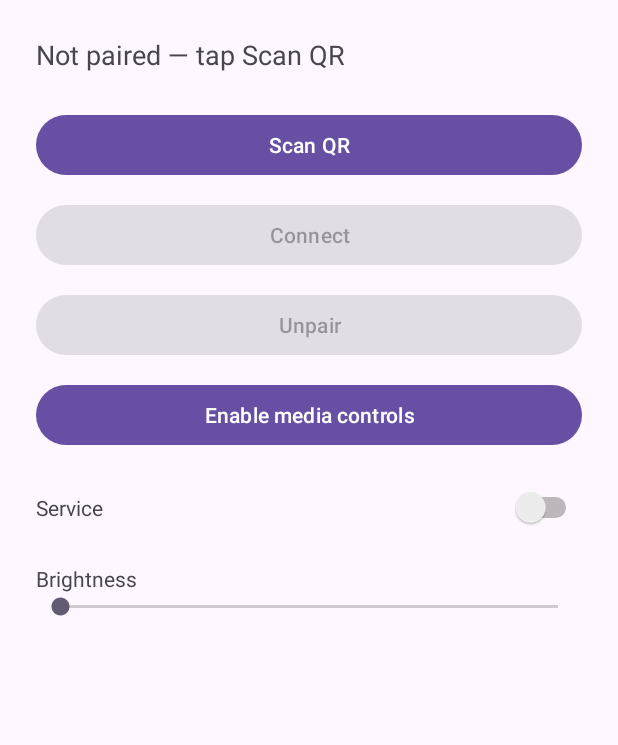
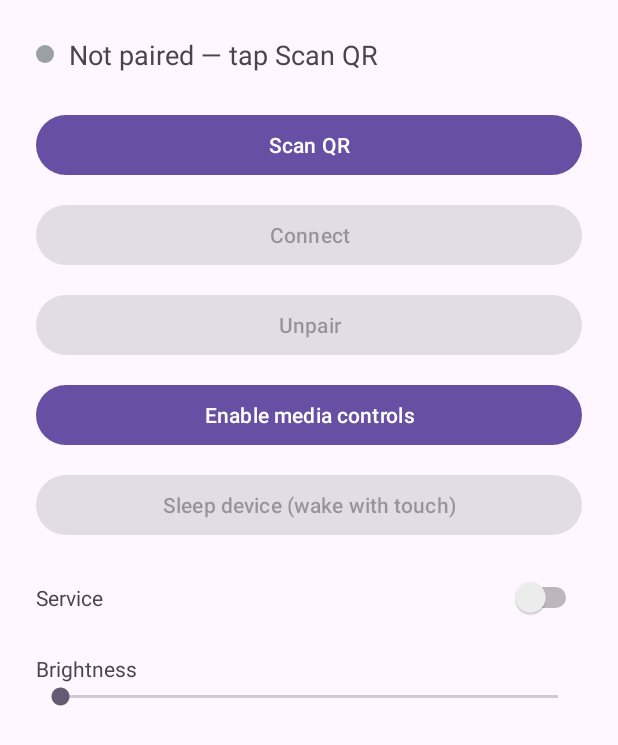
Before and after one commit to arunk140/esp32-nav-companion, an Android app: the screen it shows after launch (MainActivity), on a phone screen of 412 x 824 dp. Shown: the top 745 px of the screen. Run offline under Robolectric (Android 15) with nearby library versions, the light colour scheme and no system bars; 5 statements that could not run were skipped.

Commit message:
Idle sleep: screen off, then deep sleep, woken by touch
Sleeping is driven by the phone link:
- Connected: never sleep. Both stages wait for the link to drop, and the
  timers restart from that moment (touch, motion or a phone event also
  counts as activity).
- Stage 1: backlight off after 60 s idle. BLE stays up, so the phone
  reconnecting wakes the screen by itself.
- Stage 2: deep sleep 10 min later, after flushing deferred position/zoom
  to NVS, putting the panel into reset and draining any pending touch frame.

Wake is touch (GPIO16) only. BOOT (GPIO0) is also an RTC pin but must not be
used: the wake resets the chip and a held button straps an ESP32-S3 into the
bootloader. GPIO43/44 are not RTC pins and cannot wake from deep sleep at
all. Deep sleep also means the radio is off, so the phone cannot wake the
device. Timeouts are Kconfig options (NAV_SCREEN_OFF_MS, NAV_DEEP_SLEEP_MS)
under NAV_SLEEP_ENABLE.

CMD 0x07 goes straight to stage 2. The app's 'Sleep device' button sends it;
the app deliberately does NOT disconnect afterwards, because that would
cancel the very write and the reconnect backoff - the link drops on its own
when the board powers off and BleManager keeps retrying (5 s -> 60 s), so the
board is picked up again within seconds of it waking on touch.

App now shows the link state explicitly (coloured dot + text: Connected /
Connecting / Asleep - touch the device to wake it / Searching), and the
Sleep button is disabled unless connected.

Current draw is still unmeasured: no battery, so the sense line floats. An
inline USB power meter is needed to confirm the three states.

```diff
--- a/app/app/src/main/java/com/navesp32/companion/BleManager.kt
+++ b/app/app/src/main/java/com/navesp32/companion/BleManager.kt
@@ -49,6 +49,7 @@ class BleManager(private val ctx: Context, private val cb: Cb) {
         const val CMD_UNPAIR: Byte = 0x04
         const val CMD_SET_BRIGHTNESS: Byte = 0x05
         const val CMD_PAIR: Byte = 0x06
+        const val CMD_SLEEP: Byte = 0x07
 
         // Firmware ATT MTU is 256 and its write buffer 256 B: never exceed.
         const val MAX_WRITE = 253
@@ -421,6 +422,10 @@ class BleManager(private val ctx: Context, private val cb: Cb) {
 
     fun writeCmd(payload: ByteArray) = write(CMD_UUID, payload, null)
 
+    // Device goes to deep sleep. Touch is the only way back, so the link
+    // drops and the service reconnects after the next touch.
+    fun cmdSleep() = writeCmd(byteArrayOf(CMD_SLEEP))
+
     fun cmdSetBrightness(pct: Int) =
         writeCmd(byteArrayOf(CMD_SET_BRIGHTNESS, pct.coerceIn(0, 100).toByte()))
 
--- a/app/app/src/main/java/com/navesp32/companion/MainActivity.kt
+++ b/app/app/src/main/java/com/navesp32/companion/MainActivity.kt
@@ -1,29 +1,46 @@
 package com.navesp32.companion
 
 import android.Manifest
+import android.content.Context
+import android.content.BroadcastReceiver
 import android.content.Intent
+import android.content.IntentFilter
 import android.content.pm.PackageManager
 import android.os.Build
 import android.os.Bundle
+import android.util.Log
 import android.os.Handler
 import android.os.Looper
 import android.widget.Toast
 import androidx.appcompat.app.AlertDialog
 import androidx.appcompat.app.AppCompatActivity
 import androidx.core.app.ActivityCompat
+import androidx.core.content.ContextCompat
 import com.navesp32.companion.databinding.ActivityMainBinding
 
 // Status, Scan QR, Connect, Unpair (confirm), service toggle, brightness slider.
 class MainActivity : AppCompatActivity() {
 
+    companion object {
+        private const val TAG = "MainActivity"
+    }
+
     private lateinit var b: ActivityMainBinding
     private val handler = Handler(Looper.getMainLooper())
     private var brightJob: Runnable? = null
+
+    private val stateRx = object : BroadcastReceiver() {
+        override fun onReceive(ctx: Context?, intent: Intent?) = refresh()
+    }
 
     override fun onCreate(savedInstanceState: Bundle?) {
         super.onCreate(savedInstanceState)
         b = ActivityMainBinding.inflate(layoutInflater)
         setContentView(b.root)
+        ContextCompat.registerReceiver(
+            this, stateRx, IntentFilter(NavService.ACTION_STATE),
+            ContextCompat.RECEIVER_NOT_EXPORTED
+        )
         requestPerms()
         refresh()
 
@@ -55,6 +72,15 @@ class MainActivity : AppCompatActivity() {
                 }
                 .setNegativeButton("Cancel", null)
                 .show()
+        }
+        b.btnSleep.setOnClickListener {
+            if (Prefs.loadBond(this) == null) {
+                toast("Scan QR first")
+                return@setOnClickListener
+            }
+            startService(Intent(this, NavService::class.java)
+                .setAction(NavService.ACTION_SLEEP))
+            toast("Device sleeping - touch its screen to wake")
         }
         b.btnMedia.setOnClickListener {
             // Media sessions of other apps are only readable with
@@ -95,16 +121,35 @@ class MainActivity : AppCompatActivity() {
         refresh()
     }
 
+    override fun onDestroy() {
+        try {
+            unregisterReceiver(stateRx)
+        } catch (e: Exception) {
+            Log.w(TAG, "stateRx: $e")
+        }
+        super.onDestroy()
+    }
+
     private fun refresh() {
         val bond = Prefs.loadBond(this)
+        val st = NavService.linkState
         b.status.text = if (bond == null) {
             "Not paired — tap Scan QR"
         } else {
-            "Device: ${bond.name} (${bond.mac})"
+            "${bond.name} (${bond.mac})\n${NavService.stateLabel(st)}"
         }
+        b.linkDot.setBackgroundResource(
+            when (st) {
+                NavService.CONNECTED -> R.drawable.dot_green
+                NavService.CONNECTING -> R.drawable.dot_amber
+                NavService.ASLEEP -> R.drawable.dot_blue
+                else -> R.drawable.dot_gray
+            }
+        )
         b.serviceToggle.isChecked = Prefs.serviceEnabled(this, bond != null)
         b.btnConnect.isEnabled = bond != null
         b.btnUnpair.isEnabled = bond != null
+        b.btnSleep.isEnabled = bond != null && st == NavService.CONNECTED
         val media = MediaListenerService.hasAccess(this)
         b.btnMedia.text = if (media) "Media controls: enabled" else "Enable media controls"
     }
--- /dev/null
+++ b/app/app/src/main/res/drawable/dot_amber.xml
@@ -0,0 +1,5 @@
+<?xml version="1.0" encoding="utf-8"?>
+<shape xmlns:android="http://schemas.android.com/apk/res/android" android:shape="oval">
+    <solid android:color="#F9AB00" />
+    <size android:width="12dp" android:height="12dp" />
+</shape>
--- /dev/null
+++ b/app/app/src/main/res/drawable/dot_blue.xml
@@ -0,0 +1,5 @@
+<?xml version="1.0" encoding="utf-8"?>
+<shape xmlns:android="http://schemas.android.com/apk/res/android" android:shape="oval">
+    <solid android:color="#2A6FDB" />
+    <size android:width="12dp" android:height="12dp" />
+</shape>
--- /dev/null
+++ b/app/app/src/main/res/drawable/dot_gray.xml
@@ -0,0 +1,5 @@
+<?xml version="1.0" encoding="utf-8"?>
+<shape xmlns:android="http://schemas.android.com/apk/res/android" android:shape="oval">
+    <solid android:color="#9AA0A6" />
+    <size android:width="12dp" android:height="12dp" />
+</shape>
--- /dev/null
+++ b/app/app/src/main/res/drawable/dot_green.xml
@@ -0,0 +1,5 @@
+<?xml version="1.0" encoding="utf-8"?>
+<shape xmlns:android="http://schemas.android.com/apk/res/android" android:shape="oval">
+    <solid android:color="#34A853" />
+    <size android:width="12dp" android:height="12dp" />
+</shape>
--- a/app/app/src/main/res/layout/activity_main.xml
+++ b/app/app/src/main/res/layout/activity_main.xml
@@ -5,13 +5,28 @@
     android:layout_width="match_parent"
     android:layout_height="match_parent">
 
-    <TextView
-        android:id="@+id/status"
-        android:text="Not paired"
-        android:textSize="18sp"
+    <LinearLayout
+        android:orientation="horizontal"
+        android:gravity="center_vertical"
         android:layout_marginBottom="24dp"
-        android:layout_width="wrap_content"
-        android:layout_height="wrap_content" />
+        android:layout_width="match_parent"
+        android:layout_height="wrap_content">
+
+        <View
+            android:id="@+id/linkDot"
+            android:background="@drawable/dot_gray"
+            android:layout_width="12dp"
+            android:layout_height="12dp"
+            android:layout_marginEnd="10dp" />
+
+        <TextView
+            android:id="@+id/status"
+            android:text="Not paired"
+            android:textSize="18sp"
+            android:layout_width="0dp"
+            android:layout_weight="1"
+            android:layout_height="wrap_content" />
+    </LinearLayout>
 
     <Button
         android:id="@+id/btnScan"
@@ -36,6 +51,13 @@
     <Button
         android:id="@+id/btnMedia"
         android:text="Enable media controls"
+        android:layout_marginTop="12dp"
+        android:layout_width="match_parent"
+        android:layout_height="wrap_content" />
+
+    <Button
+        android:id="@+id/btnSleep"
+        android:text="Sleep device (wake with touch)"
         android:layout_marginTop="12dp"
         android:layout_width="match_parent"
         android:layout_height="wrap_content" />
```
Also changed, not shown: app/app/src/main/java/com/navesp32/companion/NavService.kt (+70 -5 lines), 7 other files.
